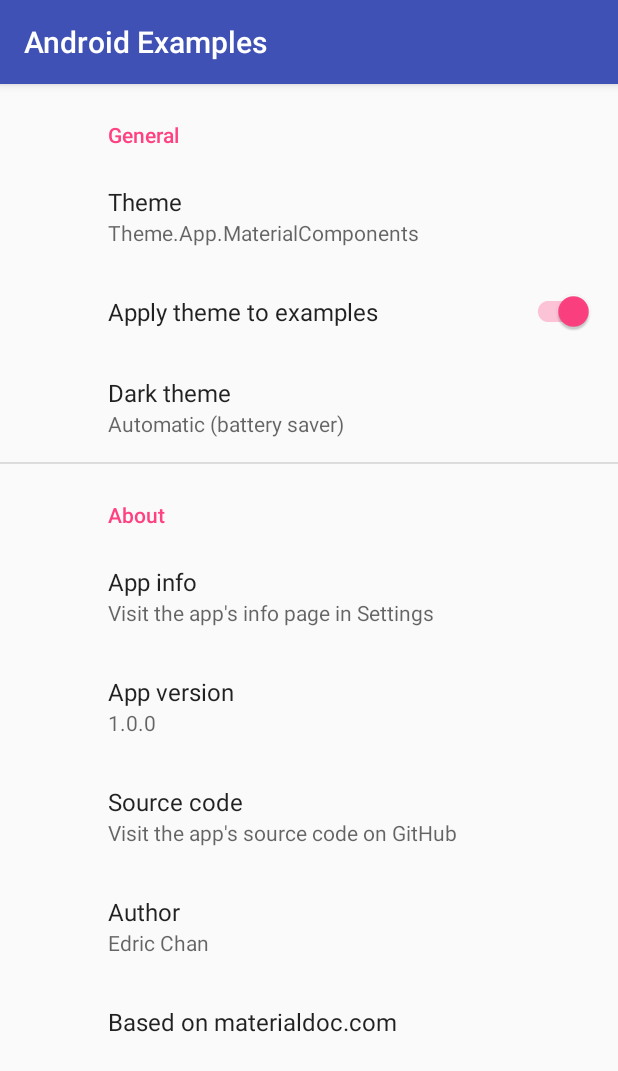
After one commit to Chan4077/android-examples, an Android app: the fragment SettingsFragment shown on its own in the app's theme, on a phone screen of 412 x 824 dp. The commit adds this screen. Shown: the top 1071 px of the screen. Run offline under Robolectric (Android 15) with nearby library versions, the phone set to English and light mode, and no system bars; our stand-ins replace androidx.preference.

Commit message:
AndroidExamples: Add initial settings functionality
Also add missing SharedUtils#initAppDarkTheme and SharedUtils#initAppTheme methods

```diff
--- a/AndroidExamples/app/src/main/java/com/edricchan/androidexamples/ui/home/HomeActivity.java
+++ b/AndroidExamples/app/src/main/java/com/edricchan/androidexamples/ui/home/HomeActivity.java
@@ -53,6 +53,11 @@ public class HomeActivity extends CommonActivity {
 	}
 
 	@Override
+	public int getMenuRes() {
+		return R.menu.menu_home;
+	}
+
+	@Override
 	public int getLayoutRes() {
 		return R.layout.activity_home;
 	}
--- /dev/null
+++ b/AndroidExamples/app/src/main/java/com/edricchan/androidexamples/ui/settings/fragment/SettingsFragment.java
@@ -0,0 +1,42 @@
+package com.edricchan.androidexamples.ui.settings.fragment;
+
+import android.content.Intent;
+import android.net.Uri;
+import android.os.Bundle;
+import android.provider.Settings;
+import androidx.preference.Preference;
+import androidx.preference.PreferenceFragmentCompat;
+import com.edricchan.androidexamples.BuildConfig;
+import com.edricchan.androidexamples.R;
+
+public class SettingsFragment extends PreferenceFragmentCompat {
+	@Override
+	public void onCreatePreferences(Bundle savedInstanceState, String rootKey) {
+		setPreferencesFromResource(R.xml.pref_settings, rootKey);
+
+		Preference appSrcPref = findPreference("pref_about_app_src");
+		/*appSrcPref.setOnPreferenceClickListener(
+				new Preference.OnPreferenceClickListener() {
+					@Override
+					public boolean onPreferenceClick(Preference preference) {
+						startActivity(
+								new Intent(
+										Intent.ACTION_VIEW,
+										Uri.parse("https://github.com/EdricChan03/android-examples")
+								)
+						);
+						return true;
+					}
+				}
+		);*/
+		appSrcPref.setIntent(new Intent(Intent.ACTION_VIEW,
+				Uri.parse("https://github.com/EdricChan03/android-examples")));
+
+		Preference appVersionPref = findPreference("pref_about_app_version");
+		appVersionPref.setSummary(BuildConfig.VERSION_NAME);
+
+		Preference appInfoPref = findPreference("pref_about_app_info");
+		appInfoPref.setIntent(new Intent(Settings.ACTION_APPLICATION_DETAILS_SETTINGS)
+				.setData(Uri.parse("package:" + BuildConfig.APPLICATION_ID)));
+	}
+}
--- a/AndroidExamples/app/src/main/res/values/strings.xml
+++ b/AndroidExamples/app/src/main/res/values/strings.xml
@@ -13,10 +13,61 @@
 	<string name="action_libs_title">Libraries</string>
 
 	<!-- Activity names -->
+	<eat-comment/>
+
+	<string name="title_activity_settings">Settings</string>
 	<string name="activity_components_flat_button">Flat Button | Components</string>
 	<string name="activity_components_raised_button">Raised Button | Components</string>
 	<string name="activity_components_image_button">Icon button | Components</string>
 	<string name="activity_components_togglebutton">ToggleButton | Components</string>
+
+	<!-- Settings fragment strings -->
+	<eat-comment/>
+
+	<string name="pref_category_general_title">General</string>
+	<string name="pref_theme_title">Theme</string>
+	<string name="pref_theme_summary">Select a theme to be used for all of the examples. Applies on restart of
+		the app.
+	</string>
+	<string name="pref_theme_default">material_components</string>
+	<string-array name="pref_theme_entries">
+		<item>Theme.App</item>
+		<item>Theme.App.MaterialComponents</item>
+		<item>Theme.App.MaterialComponents.DayNight</item>
+	</string-array>
+	<string-array name="pref_theme_entry_values" translatable="false">
+		<item>bridge</item>
+		<item>material_components</item>
+		<item>material_components_daynight</item>
+	</string-array>
+	<string name="pref_apply_theme_examples_title">Apply theme to examples</string>
+	<string name="pref_dark_theme_title">Dark theme</string>
+	<string name="pref_dark_theme_summary">Enables dark mode for all of the examples. Applies on restart of the
+		app.
+	</string>
+	<string name="pref_dark_theme_default">auto_battery_saver</string>
+	<string-array name="pref_dark_theme_entries">
+		<item>Always on</item>
+		<item>Automatic (battery saver)</item>
+		<item>Follow system</item>
+		<item>Always off</item>
+	</string-array>
+	<string-array name="pref_dark_theme_entry_values" translatable="false">
+		<item>always_on</item>
+		<item>auto_battery_saver</item>
+		<item>follow_system</item>
+		<item>always_off</item>
+	</string-array>
+	<string name="pref_category_about_title">About</string>
+	<string name="pref_about_app_info_title">App info</string>
+	<string name="pref_about_app_info_summary">Visit the app\'s info page in Settings</string>
+	<string name="pref_about_app_version_title">App version</string>
+	<string name="pref_about_app_src_title">Source code</string>
+	<string name="pref_about_app_src_summary">Visit the app\'s source code on GitHub</string>
+	<string name="pref_about_author_title">Author</string>
+	<string name="pref_about_author_summary">Edric Chan</string>
+	<string name="pref_about_credits_title">Based on materialdoc.com</string>
+
 	<!-- Strings adapted from materialdoc.doc -->
 	<string name="normal">Normal</string>
 	<string name="disabled">Disabled</string>
--- /dev/null
+++ b/AndroidExamples/app/src/main/res/xml/pref_settings.xml
@@ -0,0 +1,50 @@
+<?xml version="1.0" encoding="utf-8"?>
+<androidx.preference.PreferenceScreen xmlns:app="http://schemas.android.com/apk/res-auto">
+	<PreferenceCategory
+			app:key="pref_category_general"
+			app:title="@string/pref_category_general_title">
+		<ListPreference
+				app:defaultValue="@string/pref_theme_default"
+				app:entries="@array/pref_theme_entries"
+				app:entryValues="@array/pref_theme_entry_values"
+				app:key="pref_theme"
+				app:summary="@string/pref_theme_summary"
+				app:title="@string/pref_theme_title"
+				app:useSimpleSummaryProvider="true" />
+		<SwitchPreferenceCompat
+				app:defaultValue="true"
+				app:key="pref_apply_theme_examples"
+				app:title="@string/pref_apply_theme_examples_title" />
+		<ListPreference
+				app:defaultValue="@string/pref_dark_theme_default"
+				app:entries="@array/pref_dark_theme_entries"
+				app:entryValues="@array/pref_dark_theme_entry_values"
+				app:key="pref_dark_theme"
+				app:summary="@string/pref_dark_theme_summary"
+				app:title="@string/pref_dark_theme_title"
+				app:useSimpleSummaryProvider="true" />
+	</PreferenceCategory>
+	<PreferenceCategory
+			app:key="pref_category_about"
+			app:title="@string/pref_category_about_title">
+		<Preference
+				app:key="pref_about_app_info"
+				app:summary="@string/pref_about_app_info_summary"
+				app:title="@string/pref_about_app_info_title" />
+		<Preference
+				app:enableCopying="true"
+				app:key="pref_about_app_version"
+				app:title="@string/pref_about_app_version_title" />
+		<Preference
+				app:key="pref_about_app_src"
+				app:summary="@string/pref_about_app_src_summary"
+				app:title="@string/pref_about_app_src_title" />
+		<Preference
+				app:key="pref_about_author"
+				app:summary="@string/pref_about_author_summary"
+				app:title="@string/pref_about_author_title" />
+		<Preference
+				app:key="pref_about_credits"
+				app:title="@string/pref_about_credits_title" />
+	</PreferenceCategory>
+</androidx.preference.PreferenceScreen>
```
Also changed, not shown: AndroidExamples/app/src/main/java/com/edricchan/androidexamples/ui/settings/SettingsActivity.java (added, +46 -0 lines), AndroidExamples/app/src/main/java/com/edricchan/androidexamples/utils/SharedUtils.java (+126 -3 lines), AndroidExamples/app/src/main/res/drawable/ic_settings_24dp.xml (added, +9 -0 lines), AndroidExamples/app/src/main/res/menu/menu_home.xml (added, +9 -0 lines).
